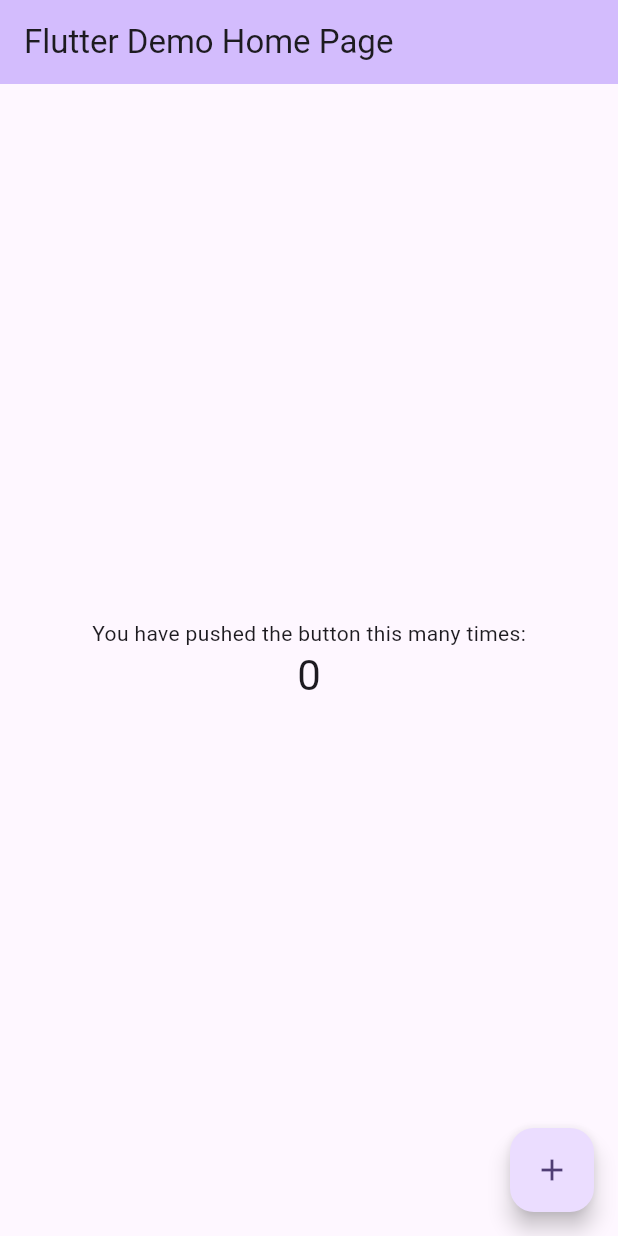
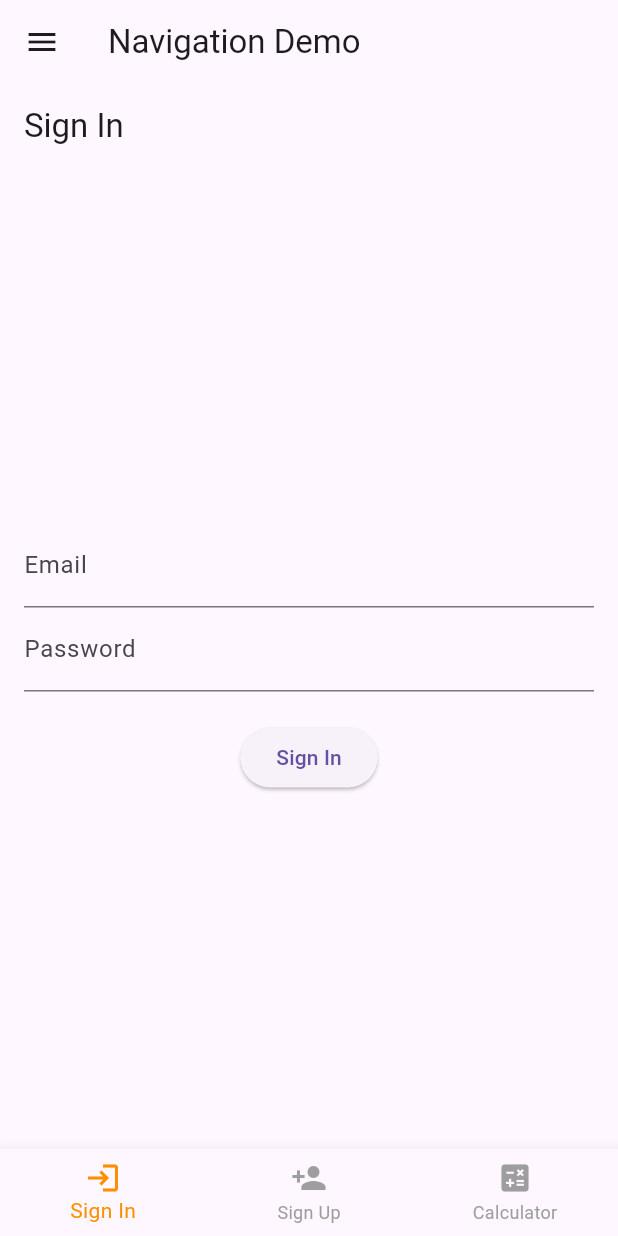
Before and after one commit to ishimwethierryhenry/mob_prog_assign_two, a Flutter app: the screen it shows after launch, on a phone screen of 412 x 824 dp. Run offline on Flutter 3.47's test engine with Material 3 defaults, Android fonts, the phone set to English and light mode, and no system bars.

Commit message:
second commit

```diff
--- /dev/null
+++ b/lib/login.dart
@@ -0,0 +1,59 @@
+import 'package:flutter/material.dart';
+
+class SignInScreen extends StatelessWidget {
+  final _formKey = GlobalKey<FormState>();
+
+  @override
+  Widget build(BuildContext context) {
+    return Scaffold(
+      appBar: AppBar(
+        title: Text('Sign In'),
+      ),
+      body: Padding(
+        padding: const EdgeInsets.all(16.0),
+        child: Form(
+          key: _formKey,
+          child: Column(
+            mainAxisAlignment: MainAxisAlignment.center,
+            children: <Widget>[
+              TextFormField(
+                decoration: InputDecoration(labelText: 'Email'),
+                validator: (value) {
+                  if (value == null || value.isEmpty) {
+                    return 'Please enter your email';
+                  }
+                  if (!RegExp(r'^[^@]+@[^@]+\.[^@]+').hasMatch(value)) {
+                    return 'Please enter a valid email';
+                  }
+                  return null;
+                },
+              ),
+              TextFormField(
+                decoration: InputDecoration(labelText: 'Password'),
+                obscureText: true,
+                validator: (value) {
+                  if (value == null || value.isEmpty) {
+                    return 'Please enter your password';
+                  }
+                  return null;
+                },
+              ),
+              SizedBox(height: 20),
+              ElevatedButton(
+                onPressed: () {
+                  if (_formKey.currentState?.validate() ?? false) {
+                    // Process data.
+                    ScaffoldMessenger.of(context).showSnackBar(
+                      SnackBar(content: Text('Processing Data')),
+                    );
+                  }
+                },
+                child: Text('Sign In'),
+              ),
+            ],
+          ),
+        ),
+      ),
+    );
+  }
+}
--- a/lib/main.dart
+++ b/lib/main.dart
@@ -1,125 +1,114 @@
 import 'package:flutter/material.dart';
+import 'login.dart';
+import 'signup.dart';
+import 'calculator.dart';
 
 void main() {
-  runApp(const MyApp());
+  runApp(MyApp());
 }
 
 class MyApp extends StatelessWidget {
-  const MyApp({super.key});
-
-  // This widget is the root of your application.
   @override
   Widget build(BuildContext context) {
     return MaterialApp(
-      title: 'Flutter Demo',
+      title: 'Navigation Demo',
       theme: ThemeData(
-        // This is the theme of your application.
-        //
-        // TRY THIS: Try running your application with "flutter run". You'll see
-        // the application has a purple toolbar. Then, without quitting the app,
-        // try changing the seedColor in the colorScheme below to Colors.green
-        // and then invoke "hot reload" (save your changes or press the "hot
-        // reload" button in a Flutter-supported IDE, or press "r" if you used
-        // the command line to start the app).
-        //
-        // Notice that the counter didn't reset back to zero; the application
-        // state is not lost during the reload. To reset the state, use hot
-        // restart instead.
-        //
-        // This works for code too, not just values: Most code changes can be
-        // tested with just a hot reload.
-        colorScheme: ColorScheme.fromSeed(seedColor: Colors.deepPurple),
-        useMaterial3: true,
+        primarySwatch: Colors.blue,
       ),
-      home: const MyHomePage(title: 'Flutter Demo Home Page'),
+      home: HomeScreen(),
     );
   }
 }
 
-class MyHomePage extends StatefulWidget {
-  const MyHomePage({super.key, required this.title});
-
-  // This widget is the home page of your application. It is stateful, meaning
-  // that it has a State object (defined below) that contains fields that affect
-  // how it looks.
-
-  // This class is the configuration for the state. It holds the values (in this
-  // case the title) provided by the parent (in this case the App widget) and
-  // used by the build method of the State. Fields in a Widget subclass are
-  // always marked "final".
-
-  final String title;
-
+class HomeScreen extends StatefulWidget {
   @override
-  State<MyHomePage> createState() => _MyHomePageState();
+  _HomeScreenState createState() => _HomeScreenState();
 }
 
-class _MyHomePageState extends State<MyHomePage> {
-  int _counter = 0;
+class _HomeScreenState extends State<HomeScreen> {
+  int _selectedIndex = 0;
+  final List<Widget> _screens = [
+    SignInScreen(),
+    SignUpScreen(),
+    Calculator(),
+  ];
 
-  void _incrementCounter() {
+  void _onItemTapped(int index) {
     setState(() {
-      // This call to setState tells the Flutter framework that something has
-      // changed in this State, which causes it to rerun the build method below
-      // so that the display can reflect the updated values. If we changed
-      // _counter without calling setState(), then the build method would not be
-      // called again, and so nothing would appear to happen.
-      _counter++;
+      _selectedIndex = index;
     });
   }
 
   @override
   Widget build(BuildContext context) {
-    // This method is rerun every time setState is called, for instance as done
-    // by the _incrementCounter method above.
-    //
-    // The Flutter framework has been optimized to make rerunning build methods
-    // fast, so that you can just rebuild anything that needs updating rather
-    // than having to individually change instances of widgets.
     return Scaffold(
       appBar: AppBar(
-        // TRY THIS: Try changing the color here to a specific color (to
-        // Colors.amber, perhaps?) and trigger a hot reload to see the AppBar
-        // change color while the other colors stay the same.
-        backgroundColor: Theme.of(context).colorScheme.inversePrimary,
-        // Here we take the value from the MyHomePage object that was created by
-        // the App.build method, and use it to set our appbar title.
-        title: Text(widget.title),
+        title: Text('Navigation Demo'),
       ),
-      body: Center(
-        // Center is a layout widget. It takes a single child and positions it
-        // in the middle of the parent.
-        child: Column(
-          // Column is also a layout widget. It takes a list of children and
-          // arranges them vertically. By default, it sizes itself to fit its
-          // children horizontally, and tries to be as tall as its parent.
-          //
-          // Column has various properties to control how it sizes itself and
-          // how it positions its children. Here we use mainAxisAlignment to
-          // center the children vertically; the main axis here is the vertical
-          // axis because Columns are vertical (the cross axis would be
-          // horizontal).
-          //
-          // TRY THIS: Invoke "debug painting" (choose the "Toggle Debug Paint"
-          // action in the IDE, or press "p" in the console), to see the
-          // wireframe for each widget.
-          mainAxisAlignment: MainAxisAlignment.center,
+      body: _screens[_selectedIndex],
+      bottomNavigationBar: BottomNavigationBar(
+        items: const <BottomNavigationBarItem>[
+          BottomNavigationBarItem(
+            icon: Icon(Icons.login),
+            label: 'Sign In',
+          ),
+          BottomNavigationBarItem(
+            icon: Icon(Icons.person_add),
+            label: 'Sign Up',
+          ),
+          BottomNavigationBarItem(
+            icon: Icon(Icons.calculate),
+            label: 'Calculator',
+          ),
+        ],
+        currentIndex: _selectedIndex,
+        selectedItemColor: Colors.amber[800],
+        unselectedItemColor: Colors.grey,
+        onTap: _onItemTapped,
+      ),
+      drawer: Drawer(
+        child: ListView(
+          padding: EdgeInsets.zero,
           children: <Widget>[
-            const Text(
-              'You have pushed the button this many times:',
+            DrawerHeader(
+              decoration: BoxDecoration(
+                color: Colors.blue,
+              ),
+              child: Text(
+                'Navigation Drawer',
+                style: TextStyle(
+                  color: Colors.white,
+                  fontSize: 24,
+                ),
+              ),
             ),
-            Text(
-              '$_counter',
-              style: Theme.of(context).textTheme.headlineMedium,
+            ListTile(
+              leading: Icon(Icons.login),
+              title: Text('Sign In'),
+              onTap: () {
+                Navigator.pop(context);
+                _onItemTapped(0);
+              },
+            ),
+            ListTile(
+              leading: Icon(Icons.person_add),
+              title: Text('Sign Up'),
+              onTap: () {
+                Navigator.pop(context);
+                _onItemTapped(1);
+              },
+            ),
+            ListTile(
+              leading: Icon(Icons.calculate),
+              title: Text('Calculator'),
+              onTap: () {
+                Navigator.pop(context);
+                _onItemTapped(2);
+              },
             ),
           ],
         ),
       ),
-      floatingActionButton: FloatingActionButton(
-        onPressed: _incrementCounter,
-        tooltip: 'Increment',
-        child: const Icon(Icons.add),
-      ), // This trailing comma makes auto-formatting nicer for build methods.
     );
   }
 }
```
Also changed, not shown: lib/calculator.dart (added, +248 -0 lines), lib/signup.dart (added, +69 -0 lines).
